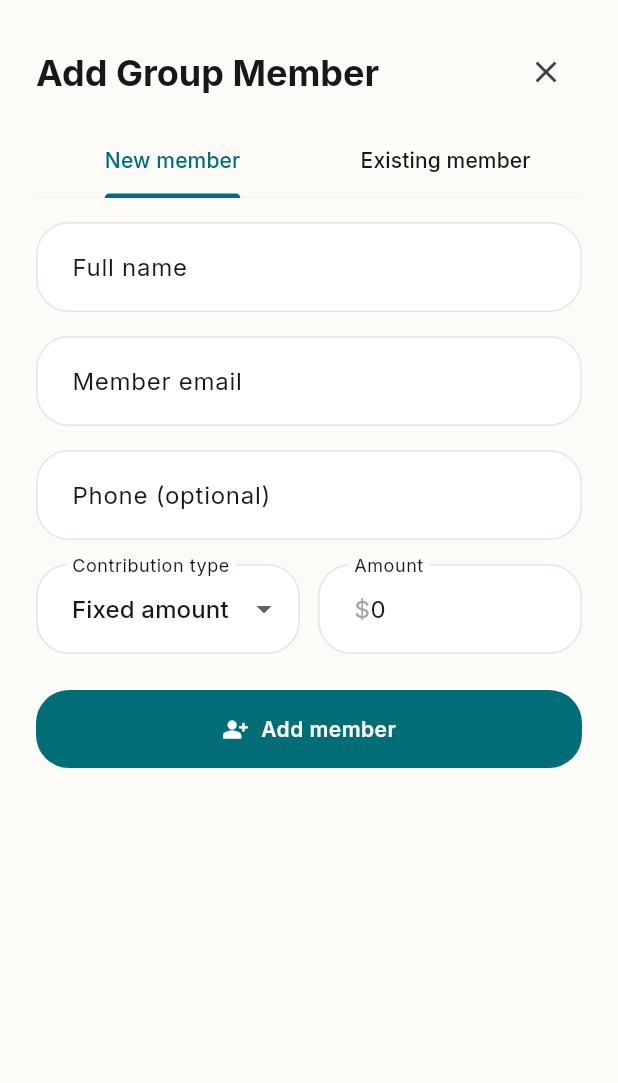
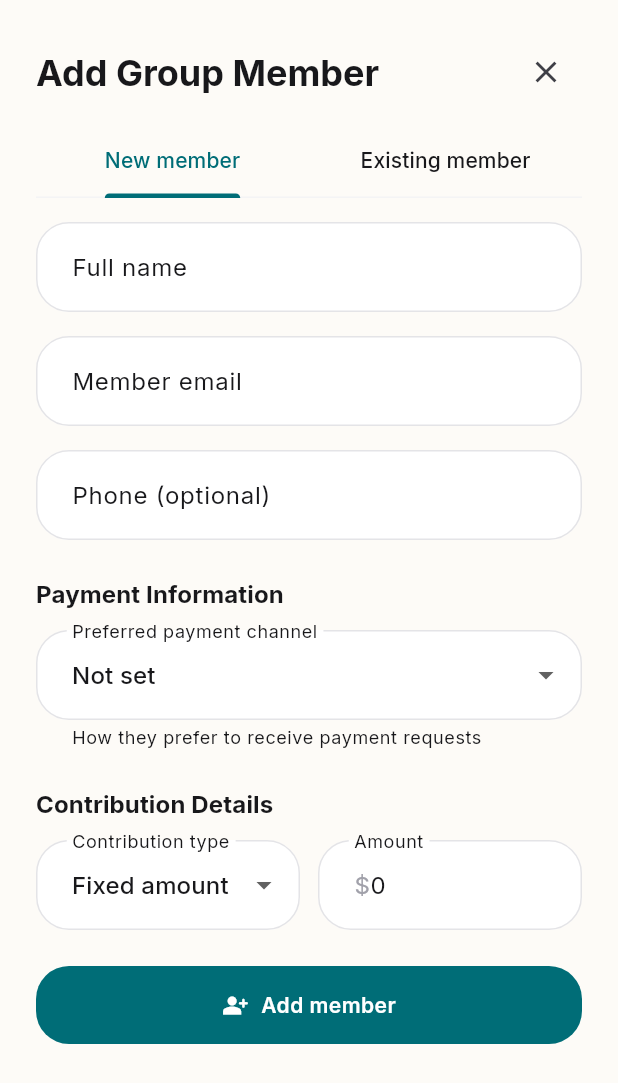
Before and after one commit to Abdallah-Tah/togetherpay, a Flutter app: the AddMemberSheet widget shown alone on an empty page, opened directly with empty values, on a phone screen of 412 x 824 dp. Shown: the top 1083 px of the screen. Run offline on Flutter 3.47's test engine with Material 3 defaults, Android fonts, the phone set to English and light mode, and no system bars; our stand-ins replace app_links, dio, firebase_core, firebase_messaging, flutter_local_notifications, flutter_secure_storage and 3 more; missing offline and left inert: flutter_app_badger; accounts and stored records are empty; network calls fail; statements that could not run were skipped.

Commit message:
feat: Add payment channel configuration to member management; include Venmo and Cash App options

```diff
--- a/mobile/lib/screens/groups/add_member_sheet.dart
+++ b/mobile/lib/screens/groups/add_member_sheet.dart
@@ -32,9 +32,12 @@ class _AddMemberSheetState extends State<AddMemberSheet>
   final _phoneController = TextEditingController();
   final _shareValueController = TextEditingController(text: '0');
   final _searchController = TextEditingController();
+  final _venmoUsernameController = TextEditingController();
+  final _cashAppTagController = TextEditingController();
 
   TabController? _tabController;
   String _shareType = 'AMOUNT';
+  String? _preferredChannel; // VENMO, CASH_APP, or null
   bool _submittingNew = false;
   String? _errorNew;
 
@@ -63,6 +66,8 @@ class _AddMemberSheetState extends State<AddMemberSheet>
     _emailController.dispose();
     _phoneController.dispose();
     _shareValueController.dispose();
+    _venmoUsernameController.dispose();
+    _cashAppTagController.dispose();
     super.dispose();
   }
 
@@ -73,6 +78,7 @@ class _AddMemberSheetState extends State<AddMemberSheet>
     final user = member['user'] as Map<String, dynamic>?;
 
     _shareType = (member['share_type'] as String? ?? 'AMOUNT').toUpperCase();
+    _preferredChannel = member['preferred_channel'] as String?;
 
     _nameController.text =
         (member['name'] ?? user?['name'] ?? '').toString();
@@ -81,6 +87,9 @@ class _AddMemberSheetState extends State<AddMemberSheet>
     _phoneController.text =
         (member['phone'] ?? user?['phone'] ?? '').toString();
     _shareValueController.text = _formatNumber(member['share_value']);
+    _venmoUsernameController.text =
+        (member['venmo_username'] ?? '').toString();
+    _cashAppTagController.text = (member['cash_tag'] ?? '').toString();
   }
 
   String _formatNumber(dynamic value) {
@@ -111,12 +120,16 @@ class _AddMemberSheetState extends State<AddMemberSheet>
 
       final Iterable<dynamic> groupsIterable;
       if (payload is Map<String, dynamic>) {
-        groupsIterable = [
-          ...groupList(payload['owned_groups']),
-          ...groupList(payload['member_groups']),
-        ];
+        // PRIVACY: Only show members from groups owned by current user
+        // Don't leak members from other owners' groups
+        groupsIterable = groupList(payload['owned_groups']);
       } else if (payload is List) {
-        groupsIterable = payload;
+        // If it's a list, filter to only owned groups
+        groupsIterable = payload.where((group) {
+          if (group is! Map) return false;
+          // Additional safety check - could check owner_id matches current user
+          return true;
+        });
       } else {
         groupsIterable = const [];
       }
@@ -285,11 +298,33 @@ class _AddMemberSheetState extends State<AddMemberSheet>
     final payload = <String, dynamic>{
       'share_type': _shareType,
       'share_value': double.tryParse(_shareValueController.text) ?? 0,
+      'allow_existing': true, // Allow adding users who already have accounts
     };
 
     if (email.isNotEmpty) payload['email'] = email;
     if (phone.isNotEmpty) payload['phone'] = phone;
     if (name.isNotEmpty) payload['name'] = name;
+
+    // Add payment channel information
+    if (_preferredChannel != null) {
+      payload['preferred_channel'] = _preferredChannel;
+    }
+
+    final venmoUsername = _venmoUsernameController.text.trim();
+    if (venmoUsername.isNotEmpty) {
+      // Remove @ prefix if user included it
+      payload['venmo_username'] = venmoUsername.startsWith('@')
+          ? venmoUsername
+          : '@$venmoUsername';
+    }
+
+    final cashAppTag = _cashAppTagController.text.trim();
+    if (cashAppTag.isNotEmpty) {
+      // Remove $ prefix if user included it
+      payload['cash_tag'] = cashAppTag.startsWith('\$')
+          ? cashAppTag
+          : '\$$cashAppTag';
+    }
 
     try {
       if (_isEditing) {
@@ -375,8 +410,7 @@ class _AddMemberSheetState extends State<AddMemberSheet>
                 ],
               ),
               const SizedBox(height: 16),
-              SizedBox(
-                height: 420,
+              Flexible(
                 child: TabBarView(
                   controller: _tabController,
                   children: [
@@ -386,8 +420,7 @@ class _AddMemberSheetState extends State<AddMemberSheet>
                 ),
               ),
             ] else
-              SizedBox(
-                height: 420,
+              Flexible(
                 child: SingleChildScrollView(
                   child: _buildNewMemberForm(isEditing: true),
                 ),
@@ -404,9 +437,9 @@ class _AddMemberSheetState extends State<AddMemberSheet>
         : (_submittingNew ? 'Adding...' : 'Add member');
     final actionIcon = isEditing ? Icons.save_outlined : Icons.person_add_alt_rounded;
 
-    return SingleChildScrollView(
-      child: Form(
-        key: _formKey,
+    return Form(
+      key: _formKey,
+      child: SingleChildScrollView(
         child: Column(
           crossAxisAlignment: CrossAxisAlignment.start,
           children: [
@@ -454,7 +487,94 @@ class _AddMemberSheetState extends State<AddMemberSheet>
                 border: OutlineInputBorder(),
               ),
             ),
-            const SizedBox(height: 16),
+            const SizedBox(height: 24),
+            Text(
+              'Payment Information',
+              style: Theme.of(context).textTheme.titleMedium?.copyWith(
+                    fontWeight: FontWeight.bold,
+                  ),
+            ),
+            const SizedBox(height: 12),
+            DropdownButtonFormField<String?>(
+              key: ValueKey('preferred_channel_$_preferredChannel'),
+              initialValue: _preferredChannel,
+              decoration: const InputDecoration(
+                labelText: 'Preferred payment channel',
+                border: OutlineInputBorder(),
+                helperText: 'How they prefer to receive payment requests',
+              ),
+              items: const [
+                DropdownMenuItem(
+                  value: null,
+                  child: Text('Not set'),
+                ),
+                DropdownMenuItem(
+                  value: 'VENMO',
+                  child: Text('Venmo'),
+                ),
+                DropdownMenuItem(
+                  value: 'CASH_APP',
+                  child: Text('Cash App'),
+                ),
+              ],
+              onChanged: _submittingNew
+                  ? null
+                  : (value) {
+                      setState(() {
+                        _preferredChannel = value;
+                      });
+                    },
+            ),
+            if (_preferredChannel == 'VENMO') ...[
+              const SizedBox(height: 16),
+              TextFormField(
+                controller: _venmoUsernameController,
+                enabled: !_submittingNew,
+                decoration: const InputDecoration(
+                  labelText: 'Venmo username',
+                  hintText: '@username',
+                  border: OutlineInputBorder(),
+                  helperText: 'Their Venmo username',
+                  prefixText: '@',
+                ),
+                validator: (value) {
+                  if (_preferredChannel == 'VENMO' &&
+                      (value == null || value.trim().isEmpty)) {
+                    return 'Venmo username is required when Venmo is preferred';
+                  }
+                  return null;
+                },
+              ),
+            ],
+            if (_preferredChannel == 'CASH_APP') ...[
+              const SizedBox(height: 16),
+              TextFormField(
+                controller: _cashAppTagController,
+                enabled: !_submittingNew,
+                decoration: const InputDecoration(
+                  labelText: 'Cash App \$cashtag',
+                  hintText: 'username',
+                  border: OutlineInputBorder(),
+                  helperText: 'Their Cash App \$cashtag',
+                  prefixText: '\$',
+                ),
+                validator: (value) {
+                  if (_preferredChannel == 'CASH_APP' &&
+                      (value == null || value.trim().isEmpty)) {
+                    return 'Cash App \$cashtag is required when Cash App is preferred';
+                  }
+                  return null;
+                },
+              ),
+            ],
+            const SizedBox(height: 24),
+            Text(
+              'Contribution Details',
+              style: Theme.of(context).textTheme.titleMedium?.copyWith(
+                    fontWeight: FontWeight.bold,
+                  ),
+            ),
+            const SizedBox(height: 12),
             Row(
               children: [
                 Expanded(
@@ -551,6 +671,7 @@ class _AddMemberSheetState extends State<AddMemberSheet>
                 label: Text(actionLabel),
               ),
             ),
+            const SizedBox(height: 24), // Extra padding at bottom
           ],
         ),
       ),
--- a/mobile/pubspec.yaml
+++ b/mobile/pubspec.yaml
@@ -1,7 +1,7 @@
 name: togetherpay
 description: TogetherPay Mobile - P2P bill splitting with push notifications
 publish_to: 'none'
-version: 1.0.4+14
+version: 1.0.5+15
 
 environment:
   sdk: '>=3.0.0 <4.0.0'
```
Also changed, not shown: mobile/lib/screens/payments/payment_requests_screen.dart (+8 -3 lines), .claude/settings.local.json, 4 other files.
